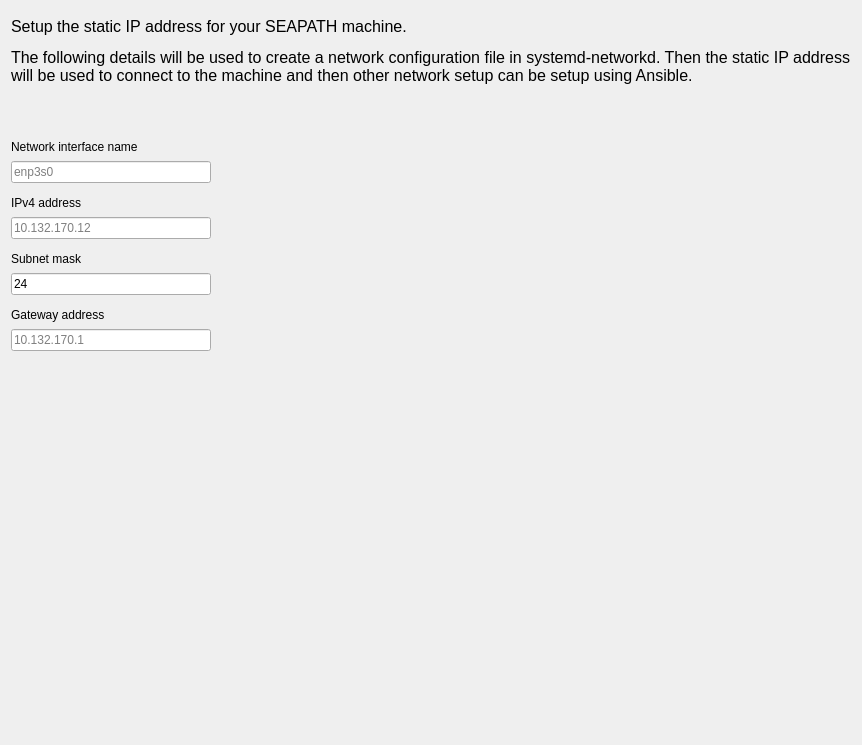
Above: src/modules/network/NetworkPage.ui from seapath/seapath-installer before the change. Below: the same form after it.
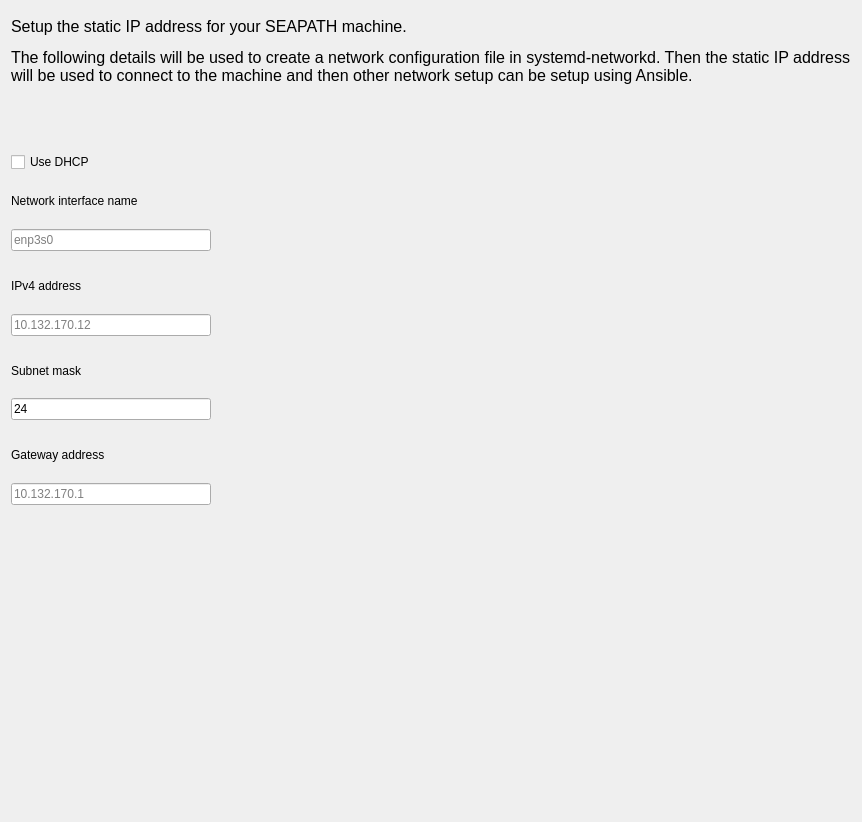
That is the form after the change.

Commit message:
module: network: add dhcp support
This adds a check box with "use DHCP" label inside the network page.
When the checkbox is checked, only networkinterface name is editable.

The edit to the form file:
```diff
--- a/src/modules/network/NetworkPage.ui
+++ b/src/modules/network/NetworkPage.ui
@@ -11,7 +11,7 @@
     <x>0</x>
     <y>0</y>
     <width>862</width>
-    <height>698</height>
+    <height>822</height>
    </rect>
   </property>
   <property name="windowTitle">
@@ -64,12 +64,38 @@
       <enum>Qt::Orientation::Vertical</enum>
      </property>
      <property name="sizeType">
-      <enum>QSizePolicy::Policy::Expanding</enum>
+      <enum>QSizePolicy::Policy::Fixed</enum>
      </property>
      <property name="sizeHint" stdset="0">
       <size>
        <width>20</width>
-       <height>10</height>
+       <height>12</height>
+      </size>
+     </property>
+    </spacer>
+   </item>
+   <item>
+    <widget class="QCheckBox" name="checkBoxUseDhcp">
+     <property name="enabled">
+      <bool>true</bool>
+     </property>
+     <property name="text">
+      <string>Use DHCP</string>
+     </property>
+    </widget>
+   </item>
+   <item>
+    <spacer name="verticalSpacer_2">
+     <property name="orientation">
+      <enum>Qt::Orientation::Vertical</enum>
+     </property>
+     <property name="sizeType">
+      <enum>QSizePolicy::Policy::Fixed</enum>
+     </property>
+     <property name="sizeHint" stdset="0">
+      <size>
+       <width>20</width>
+       <height>6</height>
       </size>
      </property>
     </spacer>
@@ -423,7 +449,7 @@
      <property name="sizeHint" stdset="0">
       <size>
        <width>20</width>
-       <height>400</height>
+       <height>300</height>
       </size>
      </property>
     </spacer>
```
The commit also changes 4 other files.
